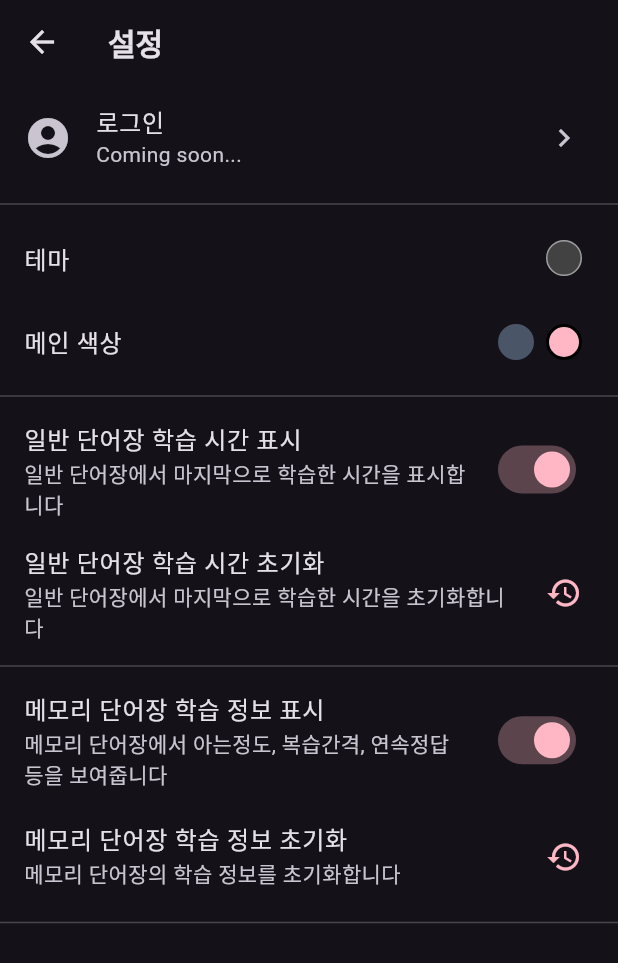
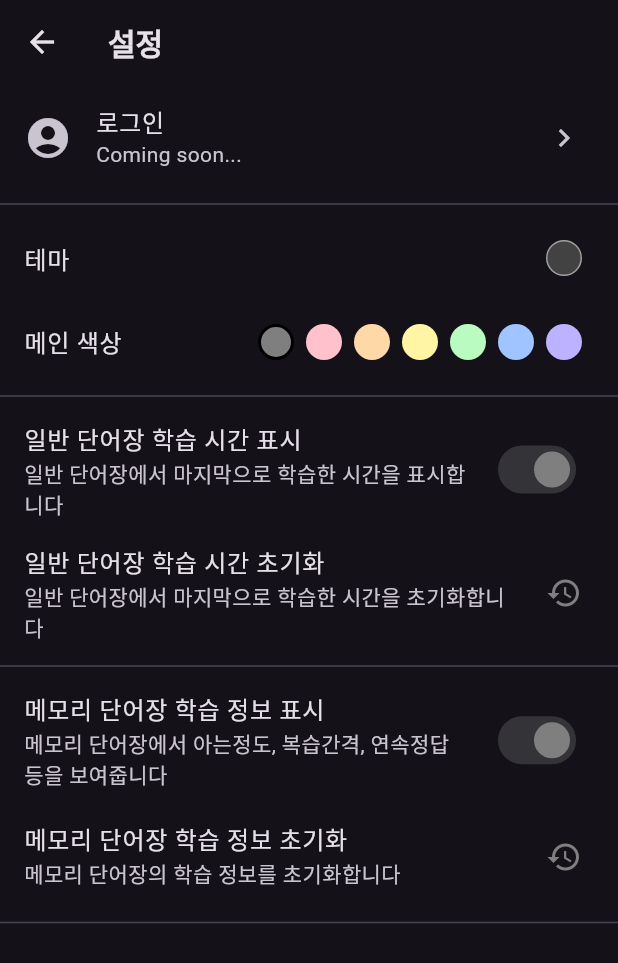
Before and after one commit to yoosukkim-create/Japanese, a Flutter app: the SettingsScreen screen opened directly, on a phone screen of 412 x 824 dp. Shown: the top 963 px of the screen. Run offline on Flutter 3.47's test engine with Material 3 defaults, Android fonts, the phone set to English and light mode, and no system bars; our stand-ins replace shared_preferences; accounts and stored records are empty.

Commit message:
feat: add main color

```diff
--- a/lib/providers/theme_provider.dart
+++ b/lib/providers/theme_provider.dart
@@ -1,17 +1,19 @@
 import 'package:flutter/material.dart';
 
 class ThemeProvider extends ChangeNotifier {
-  // 상태 변수들
   bool _isDarkMode = true;
   bool _showLastViewedTime = true;
   bool _showMemoryParams = true;
-  Color _mainColor = const Color(0xFFFFB7C5); // 기본 색상: 체리 블러썸
+  Color _mainColor = const Color(0xFF7F7F7F);
 
-  // 정적 색상 정의
-  static const Color navyBlue = Color(0xFF4A5568);
-  static const Color cherryBlossom = Color(0xFFFFB7C5);
+  static const Color gray = Color(0xFF7F7F7F);
+  static const Color pastelRed = Color(0xFFFFC1CC);
+  static const Color pastelOrange = Color(0xFFFFD8A8);
+  static const Color pastelYellow = Color(0xFFFFF5A5);
+  static const Color pastelGreen = Color(0xFFB9FBC0);
+  static const Color pastelBlue = Color(0xFFA0C4FF);
+  static const Color pastelIndigo = Color(0xFFBDB2FF);
 
-  // Getter
   bool get isDarkMode => _isDarkMode;
   bool get showLastViewedTime => _showLastViewedTime;
   bool get showMemoryParams => _showMemoryParams;
--- a/lib/views/screens/settings_screen.dart
+++ b/lib/views/screens/settings_screen.dart
@@ -154,15 +154,45 @@ class _SettingsScreenState extends State<SettingsScreen> {
                   mainAxisSize: MainAxisSize.min,
                   children: [
                     _ColorOption(
-                      color: ThemeProvider.navyBlue,
-                      isSelected: themeProvider.mainColor == ThemeProvider.navyBlue,
-                      onTap: () => themeProvider.setMainColor(ThemeProvider.navyBlue),
+                      color: ThemeProvider.gray,
+                      isSelected: themeProvider.mainColor == ThemeProvider.gray,
+                      onTap: () => themeProvider.setMainColor(ThemeProvider.gray),
                     ),
                     const SizedBox(width: 8),
                     _ColorOption(
-                      color: ThemeProvider.cherryBlossom,
-                      isSelected: themeProvider.mainColor == ThemeProvider.cherryBlossom,
-                      onTap: () => themeProvider.setMainColor(ThemeProvider.cherryBlossom),
+                      color: ThemeProvider.pastelRed,
+                      isSelected: themeProvider.mainColor == ThemeProvider.pastelRed,
+                      onTap: () => themeProvider.setMainColor(ThemeProvider.pastelRed),
+                    ),
+                    const SizedBox(width: 8),
+                    _ColorOption(
+                      color: ThemeProvider.pastelOrange,
+                      isSelected: themeProvider.mainColor == ThemeProvider.pastelOrange,
+                      onTap: () => themeProvider.setMainColor(ThemeProvider.pastelOrange),
+                    ),
+                    const SizedBox(width: 8),
+                    _ColorOption(
+                      color: ThemeProvider.pastelYellow,
+                      isSelected: themeProvider.mainColor == ThemeProvider.pastelYellow,
+                      onTap: () => themeProvider.setMainColor(ThemeProvider.pastelYellow),
+                    ),
+                    const SizedBox(width: 8),
+                    _ColorOption(
+                      color: ThemeProvider.pastelGreen,
+                      isSelected: themeProvider.mainColor == ThemeProvider.pastelGreen,
+                      onTap: () => themeProvider.setMainColor(ThemeProvider.pastelGreen),
+                    ),
+                    const SizedBox(width: 8),
+                    _ColorOption(
+                      color: ThemeProvider.pastelBlue,
+                      isSelected: themeProvider.mainColor == ThemeProvider.pastelBlue,
+                      onTap: () => themeProvider.setMainColor(ThemeProvider.pastelBlue),
+                    ),
+                    const SizedBox(width: 8),
+                    _ColorOption(
+                      color: ThemeProvider.pastelIndigo,
+                      isSelected: themeProvider.mainColor == ThemeProvider.pastelIndigo,
+                      onTap: () => themeProvider.setMainColor(ThemeProvider.pastelIndigo),
                     ),
                   ],
                 ),
```
